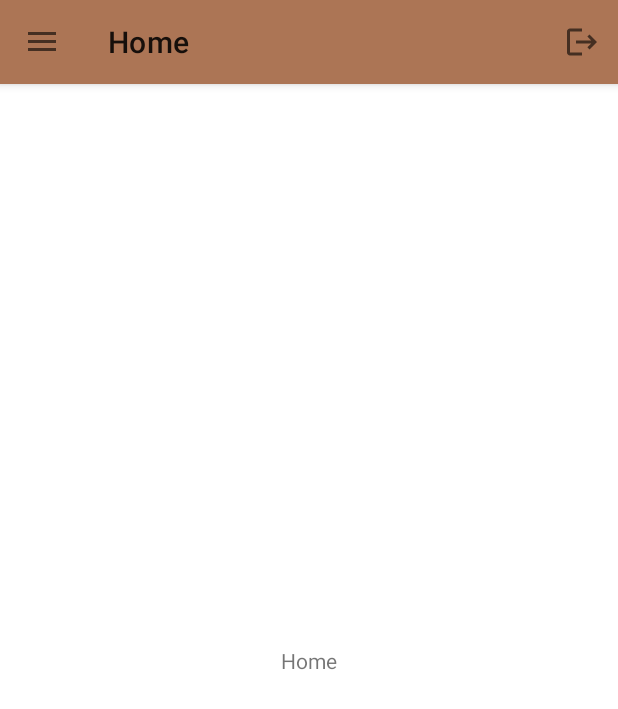
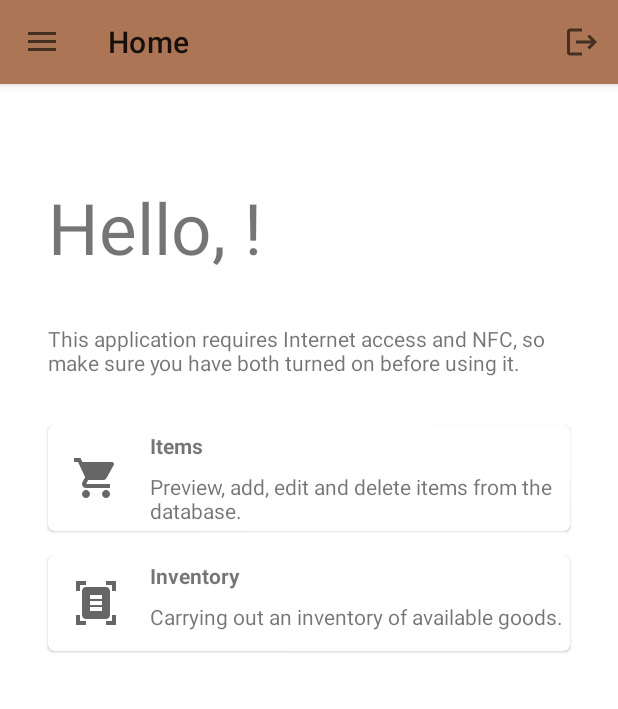
Before and after one commit to Sokols/WarehouseAssistant_AndroidApp, an Android app: the screen it shows after launch once a user with an empty profile is signed in (MainActivity), on a phone screen of 412 x 824 dp. Shown: the top 709 px of the screen. Run offline under Robolectric (Android 15) with nearby library versions, the phone set to English and light mode, and no system bars; our stand-ins replace Dagger/Hilt's generated code, Firebase (no records; nobody signed in at launch, a user with empty details on screens opened directly), data binding, navigation-ui.

Commit message:
Added home fragment view

```diff
--- a/app/src/main/java/pl/sokols/warehouseassistant/ui/main/home/HomeFragment.kt
+++ b/app/src/main/java/pl/sokols/warehouseassistant/ui/main/home/HomeFragment.kt
@@ -6,6 +6,7 @@ import android.view.View
 import android.view.ViewGroup
 import androidx.fragment.app.Fragment
 import androidx.fragment.app.viewModels
+import com.google.firebase.auth.FirebaseAuth
 import dagger.hilt.android.AndroidEntryPoint
 import pl.sokols.warehouseassistant.databinding.HomeFragmentBinding
 
@@ -20,6 +21,7 @@ class HomeFragment : Fragment() {
         savedInstanceState: Bundle?
     ): View {
         binding = HomeFragmentBinding.inflate(inflater, container, false)
+        binding.user = FirebaseAuth.getInstance().currentUser
         return binding.root
     }
 }
--- /dev/null
+++ b/app/src/main/java/pl/sokols/warehouseassistant/utils/CustomItemCard.kt
@@ -0,0 +1,31 @@
+package pl.sokols.warehouseassistant.utils
+
+import android.content.Context
+import android.util.AttributeSet
+import android.widget.ImageView
+import android.widget.TextView
+import com.google.android.material.card.MaterialCardView
+import pl.sokols.warehouseassistant.R
+
+class CustomItemCard(
+    context: Context,
+    attrs: AttributeSet
+) : MaterialCardView(context, attrs) {
+    init {
+        inflate(context, R.layout.custom_item_card, this)
+
+        val customAttributesStyle = context.obtainStyledAttributes(attrs, R.styleable.CustomItemCard, 0, 0)
+
+        val itemIcon = findViewById<ImageView>(R.id.itemIcon)
+        val itemTitle = findViewById<TextView>(R.id.itemTitle)
+        val itemDescription = findViewById<TextView>(R.id.itemDescription)
+
+        try {
+            itemIcon.setImageDrawable(customAttributesStyle.getDrawable(R.styleable.CustomItemCard_itemIcon))
+            itemTitle.text = customAttributesStyle.getString(R.styleable.CustomItemCard_itemTitle)
+            itemDescription.text = customAttributesStyle.getString(R.styleable.CustomItemCard_itemDescription)
+        } finally {
+            customAttributesStyle.recycle()
+        }
+    }
+}
--- /dev/null
+++ b/app/src/main/res/layout/custom_item_card.xml
@@ -0,0 +1,40 @@
+<?xml version="1.0" encoding="utf-8"?>
+<com.google.android.material.card.MaterialCardView xmlns:android="http://schemas.android.com/apk/res/android"
+    android:id="@+id/itemsDescriptionCardView"
+    android:layout_width="match_parent"
+    android:layout_height="wrap_content">
+
+    <LinearLayout
+        android:layout_width="match_parent"
+        android:layout_height="wrap_content"
+        android:orientation="horizontal">
+
+        <ImageView
+            android:id="@+id/itemIcon"
+            android:layout_width="@dimen/very_large_padding"
+            android:layout_height="@dimen/very_large_padding"
+            android:layout_gravity="center"
+            android:contentDescription="@string/items"
+            android:padding="@dimen/default_padding"/>
+
+        <LinearLayout
+            android:layout_width="match_parent"
+            android:layout_height="wrap_content"
+            android:orientation="vertical">
+
+            <TextView
+                android:id="@+id/itemTitle"
+                android:layout_width="wrap_content"
+                android:layout_height="wrap_content"
+                android:padding="@dimen/very_small_padding"
+                android:textStyle="bold" />
+
+            <TextView
+                android:id="@+id/itemDescription"
+                android:layout_width="wrap_content"
+                android:layout_height="wrap_content"
+                android:padding="@dimen/very_small_padding"/>
+
+        </LinearLayout>
+    </LinearLayout>
+</com.google.android.material.card.MaterialCardView>
--- a/app/src/main/res/layout/home_fragment.xml
+++ b/app/src/main/res/layout/home_fragment.xml
@@ -1,19 +1,81 @@
 <?xml version="1.0" encoding="utf-8"?>
-<androidx.constraintlayout.widget.ConstraintLayout xmlns:android="http://schemas.android.com/apk/res/android"
+<layout xmlns:android="http://schemas.android.com/apk/res/android"
     xmlns:app="http://schemas.android.com/apk/res-auto"
     xmlns:tools="http://schemas.android.com/tools"
-    android:id="@+id/main"
-    android:layout_width="match_parent"
-    android:layout_height="match_parent"
     tools:context=".ui.main.home.HomeFragment">
 
+    <data>
+
+        <variable
+            name="user"
+            type="com.google.firebase.auth.FirebaseUser" />
+    </data>
+
+    <ScrollView
+        android:layout_width="match_parent"
+        android:layout_height="match_parent">
+
+        <androidx.constraintlayout.widget.ConstraintLayout
+            android:id="@+id/mainLayout"
+            android:layout_width="match_parent"
+            android:layout_height="wrap_content">
+
             <TextView
-        android:layout_width="wrap_content"
+                android:id="@+id/titleTextView"
+                android:layout_width="match_parent"
+                android:layout_height="@dimen/very_large_padding"
+                android:layout_marginStart="@dimen/large_padding"
+                android:layout_marginTop="@dimen/very_large_padding"
+                android:layout_marginEnd="@dimen/large_padding"
+                android:autoSizeTextType="uniform"
+                android:text="@{String.format(@string/hello_user_title, user.email)}"
+                app:layout_constraintEnd_toEndOf="parent"
+                app:layout_constraintStart_toStartOf="parent"
+                app:layout_constraintTop_toTopOf="parent"
+                tools:targetApi="o" />
+
+            <TextView
+                android:id="@+id/descriptionTextView"
+                android:layout_width="0dp"
                 android:layout_height="wrap_content"
-        android:text="@string/home"
+                android:layout_marginStart="@dimen/large_padding"
+                android:layout_marginTop="@dimen/large_padding"
+                android:layout_marginEnd="@dimen/large_padding"
+                android:text="@string/description_home"
+                app:layout_constraintEnd_toEndOf="parent"
+                app:layout_constraintStart_toStartOf="parent"
+                app:layout_constraintTop_toBottomOf="@+id/titleTextView" />
+
+            <pl.sokols.warehouseassistant.utils.CustomItemCard
+                android:id="@+id/itemsCardView"
+                android:layout_width="match_parent"
+                android:layout_height="wrap_content"
+                android:layout_marginStart="@dimen/large_padding"
+                android:layout_marginTop="32dp"
+                android:layout_marginEnd="@dimen/large_padding"
+                app:itemDescription="@string/items_description"
+                app:itemIcon="@drawable/ic_baseline_shopping_cart_24"
+                app:itemTitle="@string/items"
+                app:layout_constraintEnd_toEndOf="parent"
+                app:layout_constraintStart_toStartOf="parent"
+                app:layout_constraintTop_toBottomOf="@+id/descriptionTextView" />
+
+            <pl.sokols.warehouseassistant.utils.CustomItemCard
+                android:id="@+id/inventoriesCardView"
+                android:layout_width="match_parent"
+                android:layout_height="wrap_content"
+                android:layout_marginStart="@dimen/large_padding"
+                android:layout_marginTop="@dimen/default_padding"
+                android:layout_marginEnd="@dimen/large_padding"
+                android:layout_marginBottom="@dimen/large_padding"
+                app:itemDescription="@string/inventory_description"
+                app:itemIcon="@drawable/ic_baseline_document_scanner_24"
+                app:itemTitle="@string/inventory"
                 app:layout_constraintBottom_toBottomOf="parent"
                 app:layout_constraintEnd_toEndOf="parent"
                 app:layout_constraintStart_toStartOf="parent"
-        app:layout_constraintTop_toTopOf="parent" />
+                app:layout_constraintTop_toBottomOf="@+id/itemsCardView" />
 
         </androidx.constraintlayout.widget.ConstraintLayout>
+    </ScrollView>
+</layout>
--- /dev/null
+++ b/app/src/main/res/values/attrs.xml
@@ -0,0 +1,8 @@
+<?xml version="1.0" encoding="utf-8"?>
+<resources>
+    <declare-styleable name="CustomItemCard">
+        <attr name="itemIcon" format="reference"/>
+        <attr name="itemTitle" format="string"/>
+        <attr name="itemDescription" format="string"/>
+    </declare-styleable>
+</resources>
--- a/app/src/main/res/values/strings.xml
+++ b/app/src/main/res/values/strings.xml
@@ -31,4 +31,8 @@
     <string name="provide_nfc_dialog" translatable="false">provide_nfc_dialog</string>
     <string name="cannot_find_item">Cannot find item with given ID</string>
     <string name="written_to_the_tag">Written to the NFC Tag</string>
+    <string name="hello_user_title">Hello, %s!</string>
+    <string name="description_home">This application requires Internet access and NFC, so make sure you have both turned on before using it.</string>
+    <string name="items_description">Preview, add, edit and delete items from the database.</string>
+    <string name="inventory_description">Carrying out an inventory of available goods.</string>
 </resources>
```
Also changed, not shown: 1 other file. Lines whose indentation alone changed are shown as unchanged.
